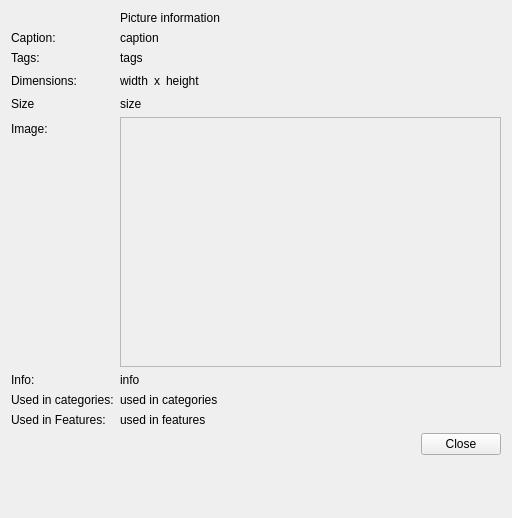
Wolframe/configurator, file client/uiforms/picture_info.ui: the form before one commit.
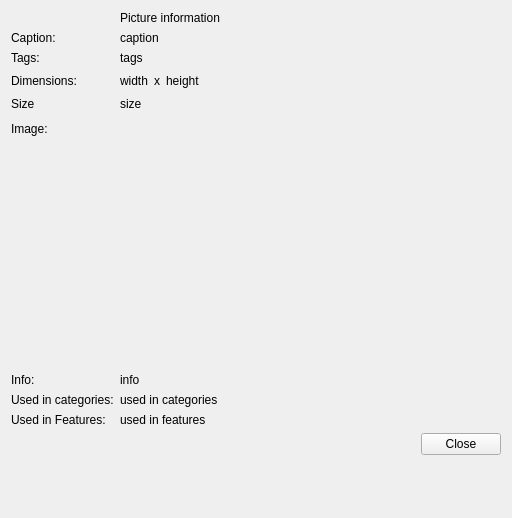
The form after the commit. Icons and pictures are not drawn.

What changed in the file:
```diff
--- a/client/uiforms/picture_info.ui
+++ b/client/uiforms/picture_info.ui
@@ -146,7 +146,7 @@
       </size>
      </property>
      <property name="frameShape">
-      <enum>QFrame::StyledPanel</enum>
+      <enum>QFrame::NoFrame</enum>
      </property>
      <property name="text">
       <string/>
```
Left out of the diff: 6 changed lines with no effect on the pictures.
